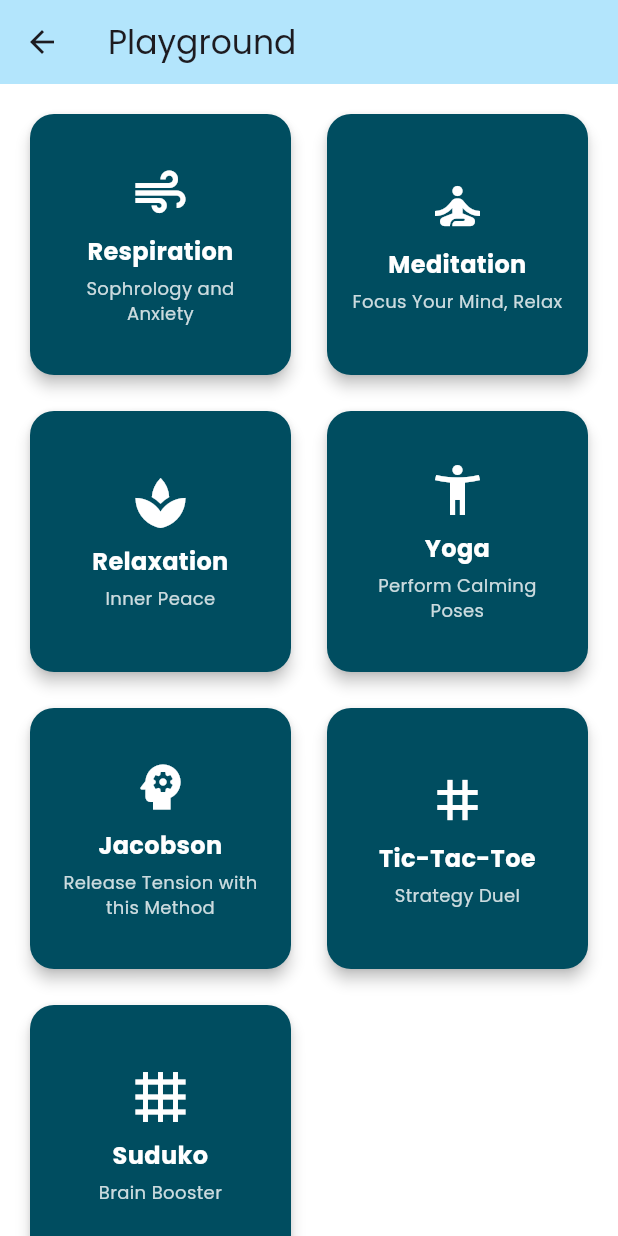
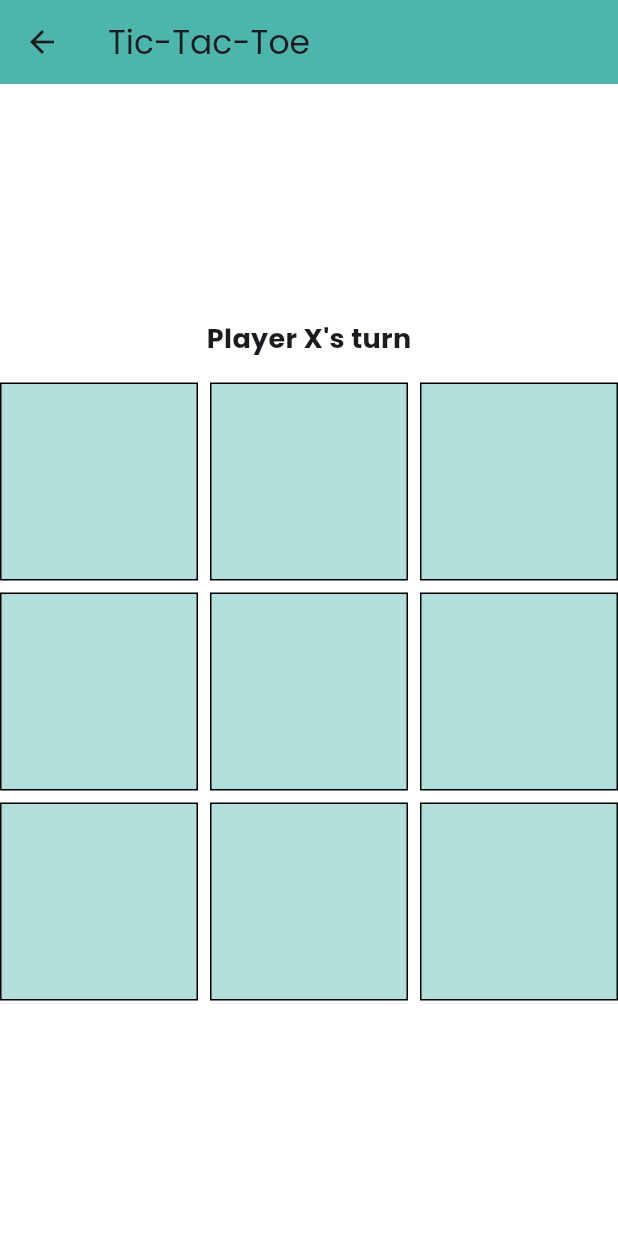
Before and after one commit to CHAARI-Marwa/Moody, a Flutter app: the PlaygroundScreen screen opened directly, after a tap on "Tic-Tac-Toe", on a phone screen of 412 x 824 dp. Run offline on Flutter 3.47's test engine with Material 3 defaults, Android fonts, the light colour scheme and no system bars; our stand-ins replace flutter_widget_from_html.

```diff
--- a/lib/dashboard.dart
+++ b/lib/dashboard.dart
@@ -13,7 +13,6 @@ class _DashboardScreenState extends State<DashboardScreen> {
   final String patientName = "Patient"; // This should come from user data
   final int mindHealthScore = 85;
   final String lastUpdate = "31/10/2056 10:12 AM";
-  final String lastSeen = "31/10/2056 10:12 AM";
   int _selectedIndex = 0;
 
   void _onItemTapped(int index) {
--- /dev/null
+++ b/lib/screens/activities/tictactoe.dart
@@ -0,0 +1,95 @@
+import 'package:flutter/material.dart';
+import 'dart:convert';
+import 'package:http/http.dart' as http;
+
+class TicTacToePage extends StatefulWidget {
+  const TicTacToePage({Key? key}) : super(key: key);
+
+  @override
+  State<TicTacToePage> createState() => _TicTacToePageState();
+}
+
+class _TicTacToePageState extends State<TicTacToePage> {
+  List<String> board = List.filled(9, ''); // Game board
+  String currentPlayer = 'X'; // Current player
+  String statusMessage = "Player X's turn";
+
+  void _makeMove(int index) async {
+    if (board[index].isEmpty) {
+      setState(() {
+        board[index] = currentPlayer;
+        statusMessage = "Waiting for response...";
+      });
+
+      // Call the API to validate the move and update the board
+      final response = await http.post(
+        Uri.parse('https://your-tic-tac-toe-api.com/move'), // Replace with your API endpoint
+        headers: {'Content-Type': 'application/json'},
+        body: jsonEncode({
+          'board': board,
+          'player': currentPlayer,
+          'move': index,
+        }),
+      );
+
+      if (response.statusCode == 200) {
+        final result = jsonDecode(response.body);
+        setState(() {
+          board = List<String>.from(result['board']);
+          statusMessage = result['status'];
+          currentPlayer = result['nextPlayer'] ?? currentPlayer;
+        });
+      } else {
+        setState(() {
+          statusMessage = 'Error: Unable to communicate with the server';
+        });
+      }
+    }
+  }
+
+  @override
+  Widget build(BuildContext context) {
+    return Scaffold(
+      appBar: AppBar(
+        title: const Text('Tic-Tac-Toe'),
+        backgroundColor: Colors.teal[300],
+      ),
+      body: Column(
+        mainAxisAlignment: MainAxisAlignment.center,
+        children: [
+          Text(
+            statusMessage,
+            style: const TextStyle(fontSize: 18, fontWeight: FontWeight.bold),
+          ),
+          const SizedBox(height: 16),
+          GridView.builder(
+            shrinkWrap: true,
+            gridDelegate: const SliverGridDelegateWithFixedCrossAxisCount(
+              crossAxisCount: 3,
+              mainAxisSpacing: 8,
+              crossAxisSpacing: 8,
+            ),
+            itemCount: 9,
+            itemBuilder: (context, index) {
+              return GestureDetector(
+                onTap: () => _makeMove(index),
+                child: Container(
+                  decoration: BoxDecoration(
+                    border: Border.all(color: Colors.black),
+                    color: Colors.teal[100],
+                  ),
+                  child: Center(
+                    child: Text(
+                      board[index],
+                      style: const TextStyle(fontSize: 36, fontWeight: FontWeight.bold),
+                    ),
+                  ),
+                ),
+              );
+            },
+          ),
+        ],
+      ),
+    );
+  }
+}
--- a/lib/screens/playground.dart
+++ b/lib/screens/playground.dart
@@ -1,4 +1,10 @@
 import 'package:flutter/material.dart';
+import 'package:moody/screens/activities/respiration.dart';
+import 'package:moody/screens/activities/meditation.dart';
+import 'package:moody/screens/activities/relaxation.dart';
+import 'package:moody/screens/activities/yoga.dart';
+import 'package:moody/screens/activities/jacobson.dart';
+import 'package:moody/screens/activities/tictactoe.dart';
 
 class PlaygroundScreen extends StatelessWidget {
   const PlaygroundScreen({Key? key}) : super(key: key);
@@ -9,7 +15,6 @@ class PlaygroundScreen extends StatelessWidget {
       appBar: AppBar(
         title: const Text('Playground'),
         backgroundColor: Colors.lightBlue[100],
-        // Remove leading back button to prevent app stop
       ),
       body: GridView.count(
         padding: const EdgeInsets.all(16),
@@ -22,49 +27,79 @@ class PlaygroundScreen extends StatelessWidget {
             'Respiration',
             'Sophrology and Anxiety',
             Icons.air,
-            () {}, // Add navigation function
+            () {
+              Navigator.push(
+                context,
+                MaterialPageRoute(builder: (context) => const RespirationExercisePage()),
+              );
+            },
           ),
           _buildActivityCard(
             context,
             'Meditation',
             'Focus Your Mind, Relax',
             Icons.self_improvement,
-            () {}, // Add navigation function
+            () {
+              Navigator.push(
+                context,
+                MaterialPageRoute(builder: (context) => const MeditationExercisePage()),
+              );
+            },
           ),
           _buildActivityCard(
             context,
             'Relaxation',
             'Inner Peace',
             Icons.spa,
-            () {}, // Add navigation function
+            () {
+              Navigator.push(
+                context,
+                MaterialPageRoute(builder: (context) => const RelaxationExercisePage()),
+              );
+            },
           ),
           _buildActivityCard(
             context,
             'Yoga',
             'Perform Calming Poses',
             Icons.accessibility_new,
-            () {}, // Add navigation function
+            () {
+              Navigator.push(
+                context,
+                MaterialPageRoute(builder: (context) => const YogaExercisePage()),
+              );
+            },
           ),
           _buildActivityCard(
             context,
             'Jacobson',
             'Release Tension with this Method',
             Icons.psychology,
-            () {}, // Add navigation function
+            () {
+              Navigator.push(
+                context,
+                MaterialPageRoute(builder: (context) => const JacobsonExercisePage()),
+              );
+            },
           ),
           _buildActivityCard(
             context,
             'Tic-Tac-Toe',
             'Strategy Duel',
             Icons.grid_3x3,
-            () {}, // Add navigation function
+            () {
+              Navigator.push(
+                context,
+                MaterialPageRoute(builder: (context) => const TicTacToePage()),
+              );
+            },
           ),
           _buildActivityCard(
             context,
             'Suduko',
             'Brain Booster',
             Icons.grid_4x4,
-            () {}, // Add navigation function
+            () {},
           ),
         ],
       ),
--- a/pubspec.yaml
+++ b/pubspec.yaml
@@ -35,6 +35,7 @@ dependencies:
   # The following adds the Cupertino Icons font to your application.
   # Use with the CupertinoIcons class for iOS style icons.
   cupertino_icons: ^1.0.8
+  flutter_widget_from_html: ^0.15.3
 
 dev_dependencies:
   flutter_test:
```
Also changed, not shown: lib/screens/activities/breathing.dart (added, +38 -0 lines), lib/screens/activities/jacobson.dart (added, +38 -0 lines), lib/screens/activities/meditation.dart (added, +38 -0 lines), lib/screens/activities/relaxation.dart (added, +38 -0 lines), lib/screens/activities/respiration.dart (added, +38 -0 lines), lib/screens/activities/yoga.dart (added, +38 -0 lines), lib/chatbot.dart (added), pubspec.lock, 7 other files.
